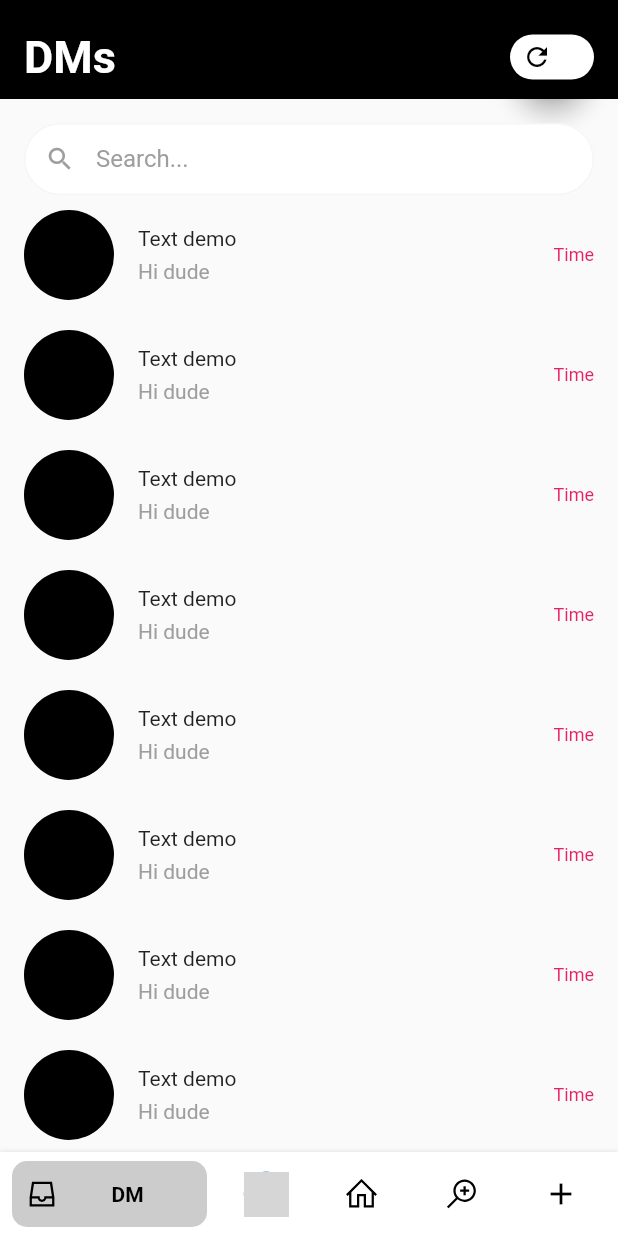
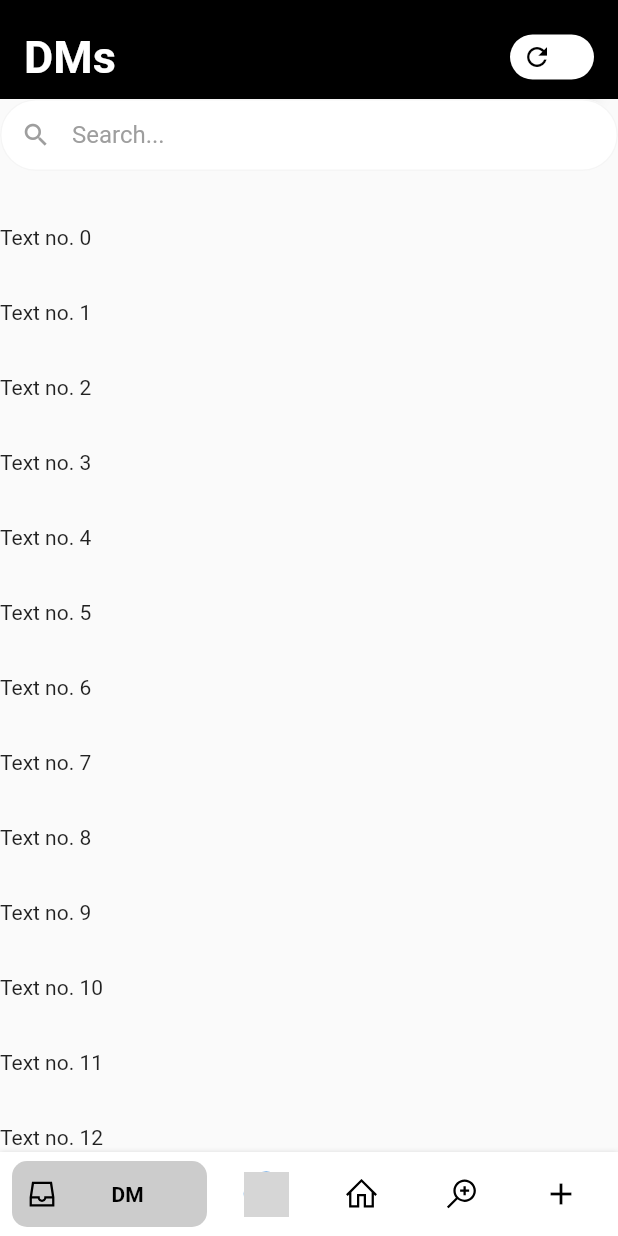
Before and after one commit to kukusky123/bottom_navy_bar-master, a Flutter app: the screen it shows after launch, after a tap on the "refresh" icon, on a phone screen of 412 x 824 dp. Run offline on Flutter 3.47's test engine with Material 2 defaults, Android fonts, the phone set to English and light mode, and no system bars; our stand-ins replace flutter_staggered_animations, line_awesome_icons, photo_view; network calls fail; grey boxes are pictures that could not be loaded.

```diff
--- a/example/lib/Pages/ChatList/ChatList_1.dart
+++ b/example/lib/Pages/ChatList/ChatList_1.dart
@@ -1,89 +1,23 @@
-import 'package:example/Pages/ChatList/miniWidgets/chatCard.dart';
+import 'package:example/Pages/ChatList/SliverDelegate/HeaderDeligate.dart';
 import 'package:flutter/material.dart';
 
+// ignore: camel_case_types
 class ChatList_1 extends StatelessWidget {
   @override
   Widget build(BuildContext context) {
-    return Column(
-      children: <Widget>[
-        //APP BAR
-        SafeArea(
-          //TOP PART
-          child: Container(
-            color: Colors.black,
-            child: Padding(
-              padding: EdgeInsets.only(left: 16, right: 16, top: 10),
-              child: Row(
-                mainAxisAlignment: MainAxisAlignment.spaceBetween,
-                children: <Widget>[
-                  Text(
-                    "DMs",
-                    style: TextStyle(
-                        color: Colors.white,
-                        fontSize: 30,
-                        fontWeight: FontWeight.bold),
-                  ),
-                  FloatingActionButton(
-                    backgroundColor: Colors.transparent,
-                    onPressed: () {},
-                    child: Container(
-                      padding:
-                          EdgeInsets.only(left: 8, right: 8, top: 2, bottom: 2),
-                      height: 30,
-                      decoration: BoxDecoration(
-                        borderRadius: BorderRadius.circular(15),
-                        color: Colors.white,
-                      ),
-                      child: Row(
-                        children: <Widget>[
-                          Icon(
-                            Icons.refresh,
-                            color: Colors.black,
-                            size: 20,
-                          ),
-                        ],
-                      ),
-                    ),
-                  )
-                ],
-              ),
-            ),
-          ),
-        ),
-        //SEARCH BAR
-        Padding(
-          //2nd TOP
-          padding: EdgeInsets.only(top: 16, left: 16, right: 16),
-          child: TextField(
-            decoration: InputDecoration(
-              hintText: "Search...",
-              hintStyle: TextStyle(color: Colors.grey),
-              prefixIcon: Icon(
-                Icons.search,
-                color: Colors.grey,
-                size: 20,
-              ),
-              filled: true,
-              fillColor: Colors.white,
-              contentPadding: EdgeInsets.all(8),
-              enabledBorder: OutlineInputBorder(
-                  borderRadius: BorderRadius.circular(30),
-                  borderSide: BorderSide(color: Colors.grey.shade100)),
-            ),
-          ),
-        ),
-        Expanded(
-          child: ListView(
-              children: List.generate(30, (index) {
-            return new ChatListWidget(
-                text: "Text demo",
-                secondaryText: "Hi dude",
-                image: "Image",
-                time: "Time",
-                isMessageRead: true);
-          })),
-        )
-      ],
-    );
+    return CustomScrollView(slivers: <Widget>[
+      SliverPersistentHeader(
+          pinned: true,
+          delegate: HeaderDeligate(
+              closedHeight: 30, openHeight: 40, toolBarHeight: 110)),
+      SliverList(
+        delegate: SliverChildBuilderDelegate((context, index) {
+          return Container(
+            height: 50,
+            child: Text("Text no. " + index.toString()),
+          );
+        }, childCount: 40),
+      )
+    ]);
   }
 }
--- /dev/null
+++ b/example/lib/Pages/ChatList/SliverDelegate/HeaderDeligate.dart
@@ -0,0 +1,106 @@
+import 'package:flutter/cupertino.dart';
+import 'package:flutter/material.dart';
+
+class HeaderDeligate extends SliverPersistentHeaderDelegate {
+  double toolBarHeight;
+  //toolBarHeight Included in both
+  double closedHeight;
+  double openHeight;
+
+  HeaderDeligate({
+    this.toolBarHeight,
+    this.closedHeight,
+    this.openHeight,
+  });
+
+  @override
+  Widget build(
+      BuildContext context, double shrinkOffset, bool overlapsContent) {
+    return Container(
+      child: Column(
+        children: <Widget>[
+          appBar(),
+          searchBar(shrinkOffset),
+        ],
+      ),
+    );
+  }
+
+  @override
+  double get maxExtent => toolBarHeight + openHeight;
+
+  @override
+  double get minExtent => toolBarHeight + closedHeight;
+
+  @override
+  bool shouldRebuild(SliverPersistentHeaderDelegate oldDelegate) => true;
+
+  Widget appBar() {
+    return Container(
+      color: Colors.black,
+      child: Padding(
+        padding: EdgeInsets.only(left: 16, right: 16, top: 10),
+        child: Row(
+          mainAxisAlignment: MainAxisAlignment.spaceBetween,
+          children: <Widget>[
+            Text(
+              "DMs",
+              style: TextStyle(
+                  color: Colors.white,
+                  fontSize: 30,
+                  fontWeight: FontWeight.bold),
+            ),
+            FloatingActionButton(
+              backgroundColor: Colors.transparent,
+              onPressed: () {},
+              child: Container(
+                padding: EdgeInsets.only(left: 8, right: 8, top: 2, bottom: 2),
+                height: 30,
+                decoration: BoxDecoration(
+                  borderRadius: BorderRadius.circular(15),
+                  color: Colors.white,
+                ),
+                child: Row(
+                  children: <Widget>[
+                    Icon(
+                      Icons.refresh,
+                      color: Colors.black,
+                      size: 20,
+                    ),
+                  ],
+                ),
+              ),
+            )
+          ],
+        ),
+      ),
+    );
+  }
+
+  Widget searchBar(double shrinkoffset) {
+    return Transform.translate(
+      offset: Offset(shrinkoffset * 2, 0),
+      child: Transform.rotate(
+        angle: shrinkoffset * 0,
+        child: TextField(
+          decoration: InputDecoration(
+            hintText: "Search...",
+            hintStyle: TextStyle(color: Colors.grey),
+            focusColor: Colors.white,
+            prefixIcon: Icon(
+              Icons.search,
+              color: Colors.grey,
+              size: 20,
+            ),
+            filled: true,
+            fillColor: Colors.white,
+            contentPadding: EdgeInsets.all(8),
+            enabledBorder: OutlineInputBorder(
+                borderRadius: BorderRadius.circular(30),
+                borderSide: BorderSide(color: Colors.grey.shade100)),
+          ),
+        ),
+      ),
+    );
+  }
+}
--- a/example/lib/main.dart
+++ b/example/lib/main.dart
@@ -2,7 +2,6 @@ import 'package:example/Pages/ChatList/ChatList_1.dart';
 import 'package:example/Pages/Feed/FeedMain.dart';
 import 'package:example/Pages/Profile/MainProfileUI.dart';
 import 'package:example/Pages/Search/SearchMain.dart';
-import 'package:example/Pages/activity/ActivityMain.dart';
 import 'package:example/Pages/post/PostMain.dart';
 import 'package:flutter/material.dart';
 
```
